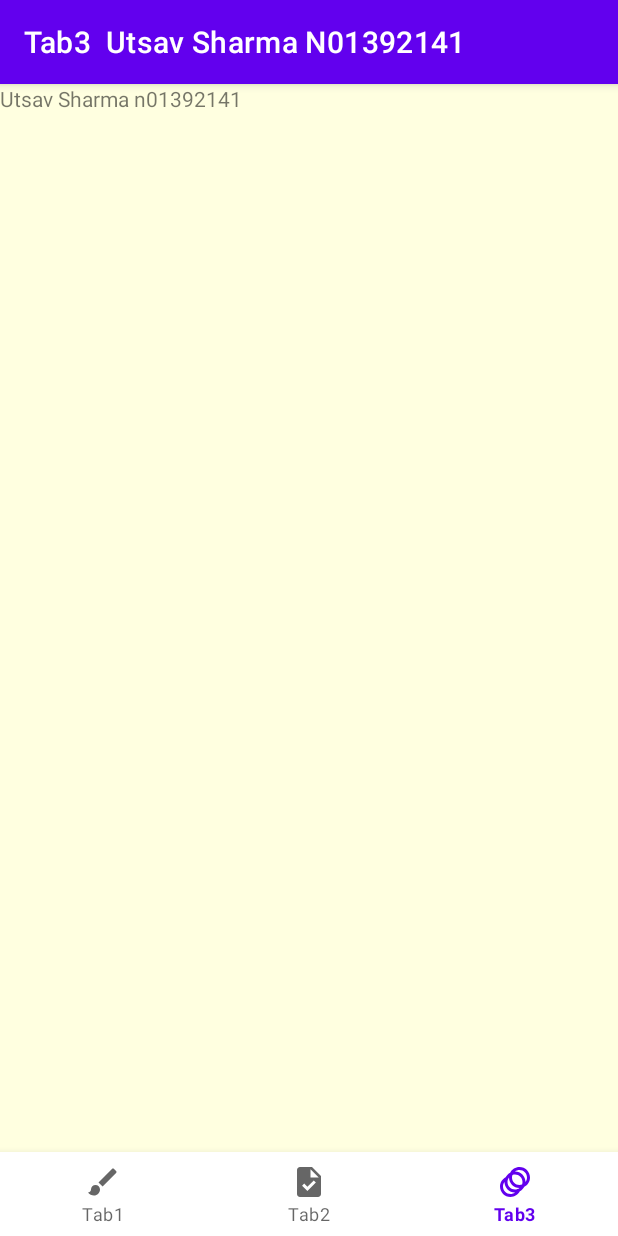
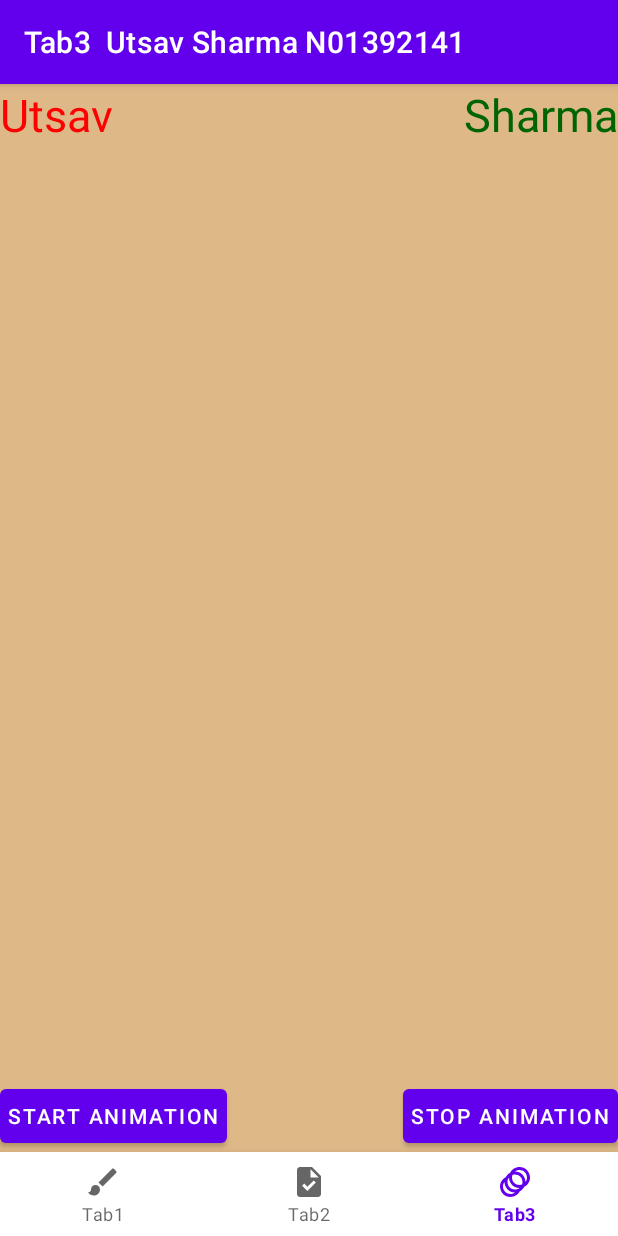
Before and after one commit to UtsavSharma2141/UtsavSharmaAssign3, an Android app: the fragment SharmaFragment placed in its activity, item 3 of the bottom bar chosen, on a phone screen of 412 x 824 dp. Run offline under Robolectric (Android 15) with nearby library versions, the phone set to English and light mode, and no system bars; libraries missing offline, so code that uses them is left out: com.karumi.dexter.

Commit message:
worked on tab 3 and mostly done tab 2

```diff
--- a/UtsavAssign33/src/main/java/utsav/sharma/n01392141/N01392141Fragment.java
+++ b/UtsavAssign33/src/main/java/utsav/sharma/n01392141/N01392141Fragment.java
@@ -4,58 +4,28 @@ Utsav Sharma N01392141 Section C
 package utsav.sharma.n01392141;
 
 import android.os.Bundle;
-
-import androidx.fragment.app.Fragment;
-
 import android.view.LayoutInflater;
 import android.view.View;
 import android.view.ViewGroup;
+import android.view.animation.Animation;
+import android.view.animation.AnimationUtils;
+import android.widget.Button;
+import android.widget.TextView;
 
-/**
- * A simple {@link Fragment} subclass.
- * Use the {@link N01392141Fragment#newInstance} factory method to
- * create an instance of this fragment.
- */
+import androidx.annotation.NonNull;
+import androidx.annotation.Nullable;
+import androidx.fragment.app.Fragment;
+
+
 public class N01392141Fragment extends Fragment {
 
-    // TODO: Rename parameter arguments, choose names that match
-    // the fragment initialization parameters, e.g. ARG_ITEM_NUMBER
-    private static final String ARG_PARAM1 = "param1";
-    private static final String ARG_PARAM2 = "param2";
-
-    // TODO: Rename and change types of parameters
-    private String mParam1;
-    private String mParam2;
-
-    public N01392141Fragment() {
-        // Required empty public constructor
-    }
-
-    /**
-     * Use this factory method to create a new instance of
-     * this fragment using the provided parameters.
-     *
-     * @param param1 Parameter 1.
-     * @param param2 Parameter 2.
-     * @return A new instance of fragment N01392141Fragment.
-     */
-    // TODO: Rename and change types and number of parameters
-    public static N01392141Fragment newInstance(String param1, String param2) {
-        N01392141Fragment fragment = new N01392141Fragment();
-        Bundle args = new Bundle();
-        args.putString(ARG_PARAM1, param1);
-        args.putString(ARG_PARAM2, param2);
-        fragment.setArguments(args);
-        return fragment;
-    }
+    TextView text_animation,text_animation2;
+    Button start_animation,stop_animation;
 
     @Override
     public void onCreate(Bundle savedInstanceState) {
         super.onCreate(savedInstanceState);
-        if (getArguments() != null) {
-            mParam1 = getArguments().getString(ARG_PARAM1);
-            mParam2 = getArguments().getString(ARG_PARAM2);
-        }
+
     }
 
     @Override
@@ -64,4 +34,49 @@ public class N01392141Fragment extends Fragment {
         // Inflate the layout for this fragment
         return inflater.inflate(R.layout.fragment_n01392141, container, false);
     }
+
+    @Override
+    public void onViewCreated(@NonNull View view, @Nullable Bundle savedInstanceState) {
+        super.onViewCreated(view, savedInstanceState);
+
+        text_animation = view.findViewById(R.id.utsav_tab3fname);
+        text_animation2 = view.findViewById(R.id.utsav_tab3lname);
+        start_animation = view.findViewById(R.id.utsav_start_animationBtn);
+        stop_animation = view.findViewById(R.id.utsav_stop_animationBtn);
+
+        start_animation.setOnClickListener(new View.OnClickListener() {
+            @Override
+            public void onClick(View v) {
+                startAnimation();
+                startAnimation2();
+            }
+        });
+
+        stop_animation.setOnClickListener(new View.OnClickListener() {
+            @Override
+            public void onClick(View v) {
+                stopAnimation();
+                stopAnimation2();
+            }
+        });
+    }
+    public void startAnimation(){
+        Animation animation = AnimationUtils.loadAnimation(getActivity(), R.anim.anim);
+        text_animation.startAnimation(animation);
+    }
+
+    public void startAnimation2(){
+        Animation animation = AnimationUtils.loadAnimation(getActivity(), R.anim.anim2);
+        text_animation2.startAnimation(animation);
+    }
+
+    public void stopAnimation(){
+        Animation animation = AnimationUtils.loadAnimation(getActivity(), R.anim.anim);
+        text_animation.clearAnimation();
+    }
+
+    public void stopAnimation2(){
+        Animation animation = AnimationUtils.loadAnimation(getActivity(), R.anim.anim2);
+        text_animation2.clearAnimation();
+    }
 }
--- a/UtsavAssign33/src/main/java/utsav/sharma/n01392141/SharmaFragment.java
+++ b/UtsavAssign33/src/main/java/utsav/sharma/n01392141/SharmaFragment.java
@@ -58,14 +58,28 @@ public class SharmaFragment extends Fragment {
         btnstop = view.findViewById(R.id.utsav_stopBtn);
         image = view.findViewById(R.id.utsav_img1);
 
-        BitmapDrawable frame1 = (BitmapDrawable)getResources().getDrawable(R.drawable.tiger2);
-        BitmapDrawable frame2 = (BitmapDrawable)getResources().getDrawable(R.drawable.tiger3);
-        BitmapDrawable frame3 = (BitmapDrawable)getResources().getDrawable(R.drawable.tiger4);
+        BitmapDrawable frame1 = (BitmapDrawable)getResources().getDrawable(R.drawable.tiger1);
+        BitmapDrawable frame2 = (BitmapDrawable)getResources().getDrawable(R.drawable.tiger2);
+        BitmapDrawable frame3 = (BitmapDrawable)getResources().getDrawable(R.drawable.tiger3);
+        BitmapDrawable frame4 = (BitmapDrawable)getResources().getDrawable(R.drawable.tiger4);
+        BitmapDrawable frame5 = (BitmapDrawable)getResources().getDrawable(R.drawable.tiger5);
+        BitmapDrawable frame6 = (BitmapDrawable)getResources().getDrawable(R.drawable.tiger6);
+        BitmapDrawable frame7 = (BitmapDrawable)getResources().getDrawable(R.drawable.tiger7);
+        BitmapDrawable frame8 = (BitmapDrawable)getResources().getDrawable(R.drawable.tiger8);
+        BitmapDrawable frame9 = (BitmapDrawable)getResources().getDrawable(R.drawable.tiger9);
+        BitmapDrawable frame10 = (BitmapDrawable)getResources().getDrawable(R.drawable.tiger10);
 
         final AnimationDrawable ad = new AnimationDrawable();
         ad.addFrame(frame1,500);
         ad.addFrame(frame2,500);
         ad.addFrame(frame3,500);
+        ad.addFrame(frame4,500);
+        ad.addFrame(frame5,500);
+        ad.addFrame(frame6,500);
+        ad.addFrame(frame7,500);
+        ad.addFrame(frame8,500);
+        ad.addFrame(frame9,500);
+        ad.addFrame(frame10,500);
 
         image.setImageDrawable(ad);
 
--- /dev/null
+++ b/UtsavAssign33/src/main/res/anim/anim.xml
@@ -0,0 +1,12 @@
+<?xml version="1.0" encoding="utf-8"?>
+<set xmlns:android="http://schemas.android.com/apk/res/android">
+        <rotate
+
+            android:fromDegrees="0"
+            android:toDegrees="45"
+            android:duration="2000"
+            android:repeatCount="infinite"
+
+
+            />
+</set>
--- /dev/null
+++ b/UtsavAssign33/src/main/res/anim/anim2.xml
@@ -0,0 +1,12 @@
+<?xml version="1.0" encoding="utf-8"?>
+<set xmlns:android="http://schemas.android.com/apk/res/android">
+    <rotate
+
+        android:fromDegrees="45"
+        android:toDegrees="0"
+        android:duration="2000"
+        android:repeatCount="infinite"
+
+
+        />
+</set>
--- a/UtsavAssign33/src/main/res/layout/fragment_n01392141.xml
+++ b/UtsavAssign33/src/main/res/layout/fragment_n01392141.xml
@@ -1,16 +1,56 @@
 <?xml version="1.0" encoding="utf-8"?>
-<FrameLayout xmlns:android="http://schemas.android.com/apk/res/android"
+<RelativeLayout xmlns:android="http://schemas.android.com/apk/res/android"
     xmlns:tools="http://schemas.android.com/tools"
     android:layout_width="match_parent"
     android:layout_height="match_parent"
+    xmlns:app="http://schemas.android.com/apk/res-auto"
     android:background="@color/yellow"
+    tools:context=".N01392141Fragment"
+    tools:ignore="ExtraText">
 
-    tools:context=".N01392141Fragment">
+    <TextView
+        android:id="@+id/utsav_tab3fname"
+        android:layout_width="match_parent"
+        android:layout_height="wrap_content"
+        android:text="Utsav"
+        android:gravity="left"
+        android:textAlignment="gravity"
+        android:textColor="@color/red"
+        android:textSize="30dp"
+        tools:ignore="MissingConstraints" />
 
-    <!-- TODO: Update blank fragment layout -->
     <TextView
+        android:id="@+id/utsav_tab3lname"
         android:layout_width="match_parent"
-        android:layout_height="match_parent"
-        android:text="@string/hello_blank_fragment" />
+        android:layout_height="wrap_content"
+        android:text="Sharma"
+        android:textColor="@color/green"
+        android:textSize="30dp"
+        android:gravity="right"
+        android:textAlignment="gravity"
+        tools:ignore="MissingConstraints"
+        />
 
-</FrameLayout>
+    <Button
+        android:id="@+id/utsav_start_animationBtn"
+        android:layout_width="wrap_content"
+        android:layout_height="wrap_content"
+        android:text="Start Animation"
+        android:layout_alignParentBottom="true"
+        android:padding="5dp"
+        android:layout_alignParentLeft="true"
+        tools:ignore="MissingConstraints" />
+
+    <Button
+        android:id="@+id/utsav_stop_animationBtn"
+        android:layout_width="wrap_content"
+        android:layout_height="wrap_content"
+        android:text="Stop Animation"
+        android:padding="5dp"
+        android:layout_alignParentRight="true"
+        android:layout_alignParentBottom="true"
+
+        tools:ignore="MissingConstraints" />
+
+
+</RelativeLayout>
--- a/UtsavAssign33/src/main/res/layout/fragment_sharma.xml
+++ b/UtsavAssign33/src/main/res/layout/fragment_sharma.xml
@@ -13,12 +13,14 @@
         android:layout_width="match_parent"
         android:layout_height="wrap_content"
         android:text="Permissions"
+        android:textColor="@color/black"
+
         />
        <ImageView
         android:id="@+id/utsav_img1"
         android:layout_width="match_parent"
         android:layout_height="350dp"
-        android:src="@drawable/tiger2"
+        android:src="@drawable/tiger1"
         android:layout_marginTop="70dp"
         />
 
@@ -34,6 +36,7 @@
             android:layout_height="match_parent"
             android:layout_marginLeft="100dp"
             android:layout_marginRight="15dp"
+            android:textColor="@color/black"
             android:text="Start"/>
 
         <Button
@@ -42,6 +45,7 @@
             android:layout_height="match_parent"
             android:layout_marginLeft="15dp"
             android:layout_marginRight="15dp"
+            android:textColor="@color/black"
             android:text="Stop" />
 
 
--- a/UtsavAssign33/src/main/res/layout/fragment_utsav.xml
+++ b/UtsavAssign33/src/main/res/layout/fragment_utsav.xml
@@ -29,8 +29,8 @@
         android:layout_width="match_parent"
         android:layout_height="wrap_content"
         android:layout_marginTop="0dp"
-        android:textColor="#FF0000"
-        android:textSize="20sp"
+        android:textColor="#FF8C00"
+        android:textSize="30sp"
         android:gravity="center"
         />
 
--- a/UtsavAssign33/src/main/res/menu/bottom_nav_menu.xml
+++ b/UtsavAssign33/src/main/res/menu/bottom_nav_menu.xml
@@ -1,5 +1,6 @@
 <?xml version="1.0" encoding="utf-8"?>
-<menu xmlns:android="http://schemas.android.com/apk/res/android">
+<menu xmlns:android="http://schemas.android.com/apk/res/android"
+    >
 
 
     <item
--- a/UtsavAssign33/src/main/res/values/colors.xml
+++ b/UtsavAssign33/src/main/res/values/colors.xml
@@ -7,4 +7,5 @@
     <color name="teal_700">#FF018786</color>
     <color name="black">#FF000000</color>
     <color name="white">#FFFFFFFF</color>
+    <color name="red">#FF0000</color>
 </resources>
--- a/UtsavAssign33/src/main/res/values/strings.xml
+++ b/UtsavAssign33/src/main/res/values/strings.xml
@@ -2,7 +2,8 @@
 <resources>
     <color name="lime">#98FB98</color>
     <color name="blue">#00CED1</color>
-    <color name="yellow">#FFFFE0</color>
+    <color name="yellow">#DEB887</color>
+    <color name="green">#006400</color>
     <string name="app_name">Utsav Sharma n01392141</string>
     <string name="hello_blank_fragment">Utsav Sharma n01392141</string>
     <string name="tab1_nav_menu">Tab1</string>
--- a/UtsavAssign33/src/main/res/values/themes.xml
+++ b/UtsavAssign33/src/main/res/values/themes.xml
@@ -12,5 +12,6 @@
         <!-- Status bar color. -->
         <item name="android:statusBarColor" tools:targetApi="l">?attr/colorPrimaryVariant</item>
         <!-- Customize your theme here. -->
+
     </style>
 </resources>
```
